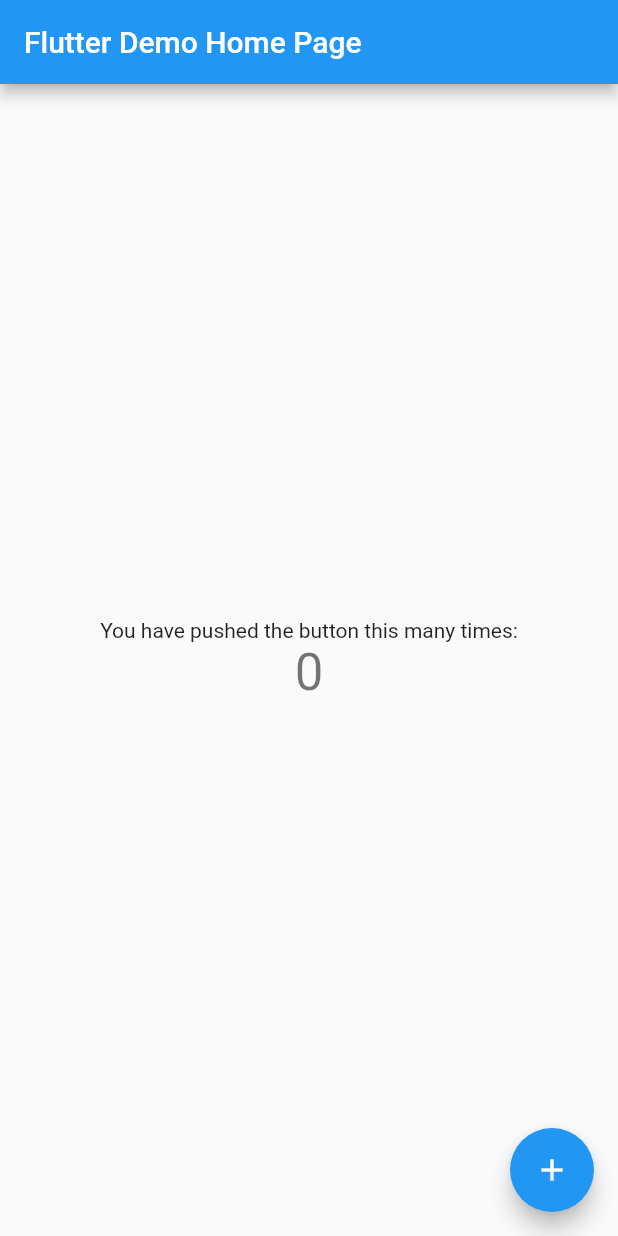
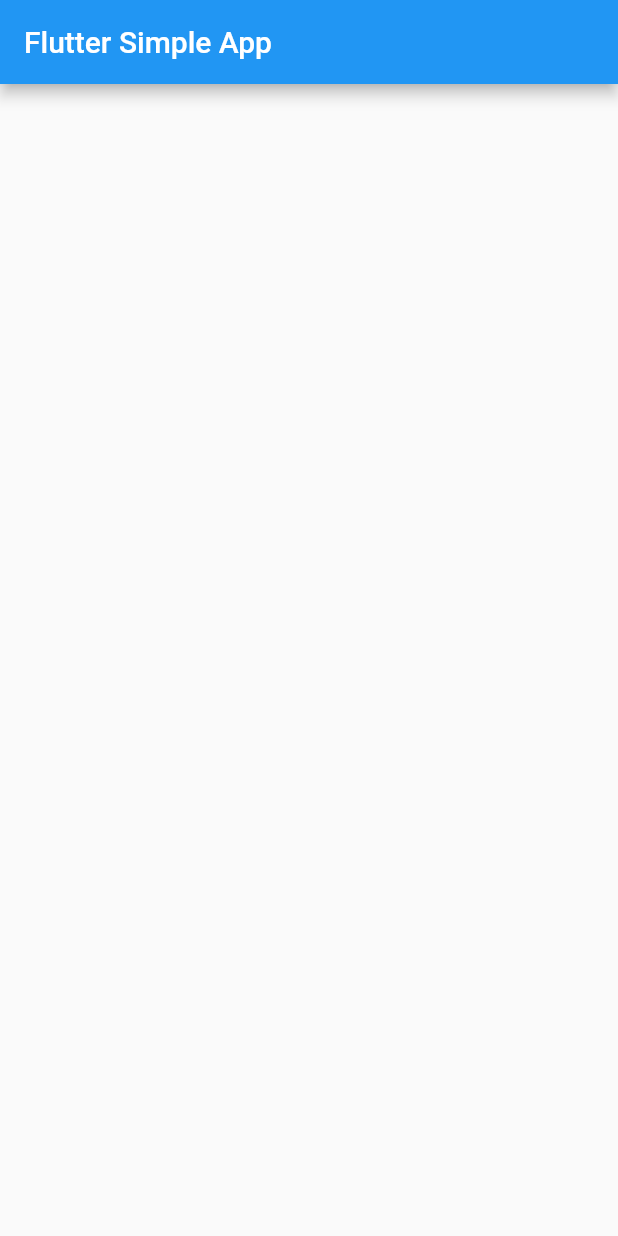
Before and after one commit to SamiBouakel/Flutter-Simple-App, a Flutter app: the screen it shows after launch, on a phone screen of 412 x 824 dp. Run offline on Flutter 3.47's test engine with Material 2 defaults, Android fonts, the phone set to English and light mode, and no system bars.

Commit message:
cleaning up code and get ready to make the first app

```diff
--- a/lib/main.dart
+++ b/lib/main.dart
@@ -7,40 +7,20 @@
 class MyApp extends StatelessWidget {
   const MyApp({super.key});
 
-  // This widget is the root of your application.
   @override
   Widget build(BuildContext context) {
     return MaterialApp(
-      title: 'Flutter Demo',
+      title: 'Flutter Simple App',
       theme: ThemeData(
-        // This is the theme of your application.
-        //
-        // Try running your application with "flutter run". You'll see the
-        // application has a blue toolbar. Then, without quitting the app, try
-        // changing the primarySwatch below to Colors.green and then invoke
-        // "hot reload" (press "r" in the console where you ran "flutter run",
-        // or simply save your changes to "hot reload" in a Flutter IDE).
-        // Notice that the counter didn't reset back to zero; the application
-        // is not restarted.
         primarySwatch: Colors.blue,
       ),
-      home: const MyHomePage(title: 'Flutter Demo Home Page'),
+      home: const MyHomePage(title: 'Flutter Simple App'),
     );
   }
 }
 
 class MyHomePage extends StatefulWidget {
   const MyHomePage({super.key, required this.title});
-
-  // This widget is the home page of your application. It is stateful, meaning
-  // that it has a State object (defined below) that contains fields that affect
-  // how it looks.
-
-  // This class is the configuration for the state. It holds the values (in this
-  // case the title) provided by the parent (in this case the App widget) and
-  // used by the build method of the State. Fields in a Widget subclass are
-  // always marked "final".
-
   final String title;
 
   @override
@@ -48,68 +28,17 @@
 }
 
 class _MyHomePageState extends State<MyHomePage> {
-  int _counter = 0;
-
-  void _incrementCounter() {
-    setState(() {
-      // This call to setState tells the Flutter framework that something has
-      // changed in this State, which causes it to rerun the build method below
-      // so that the display can reflect the updated values. If we changed
-      // _counter without calling setState(), then the build method would not be
-      // called again, and so nothing would appear to happen.
-      _counter++;
-    });
-  }
-
   @override
   Widget build(BuildContext context) {
-    // This method is rerun every time setState is called, for instance as done
-    // by the _incrementCounter method above.
-    //
-    // The Flutter framework has been optimized to make rerunning build methods
-    // fast, so that you can just rebuild anything that needs updating rather
-    // than having to individually change instances of widgets.
     return Scaffold(
       appBar: AppBar(
-        // Here we take the value from the MyHomePage object that was created by
-        // the App.build method, and use it to set our appbar title.
         title: Text(widget.title),
       ),
       body: Center(
-        // Center is a layout widget. It takes a single child and positions it
-        // in the middle of the parent.
         child: Column(
-          // Column is also a layout widget. It takes a list of children and
-          // arranges them vertically. By default, it sizes itself to fit its
-          // children horizontally, and tries to be as tall as its parent.
-          //
-          // Invoke "debug painting" (press "p" in the console, choose the
-          // "Toggle Debug Paint" action from the Flutter Inspector in Android
-          // Studio, or the "Toggle Debug Paint" command in Visual Studio Code)
-          // to see the wireframe for each widget.
-          //
-          // Column has various properties to control how it sizes itself and
-          // how it positions its children. Here we use mainAxisAlignment to
-          // center the children vertically; the main axis here is the vertical
-          // axis because Columns are vertical (the cross axis would be
-          // horizontal).
-          mainAxisAlignment: MainAxisAlignment.center,
-          children: <Widget>[
-            const Text(
-              'You have pushed the button this many times:',
-            ),
-            Text(
-              '$_counter',
-              style: Theme.of(context).textTheme.headline4,
-            ),
-          ],
+          children: [],
         ),
       ),
-      floatingActionButton: FloatingActionButton(
-        onPressed: _incrementCounter,
-        tooltip: 'Increment',
-        child: const Icon(Icons.add),
-      ), // This trailing comma makes auto-formatting nicer for build methods.
     );
   }
 }
```
Also changed, not shown: pubspec.yaml (+1 -68 lines).
